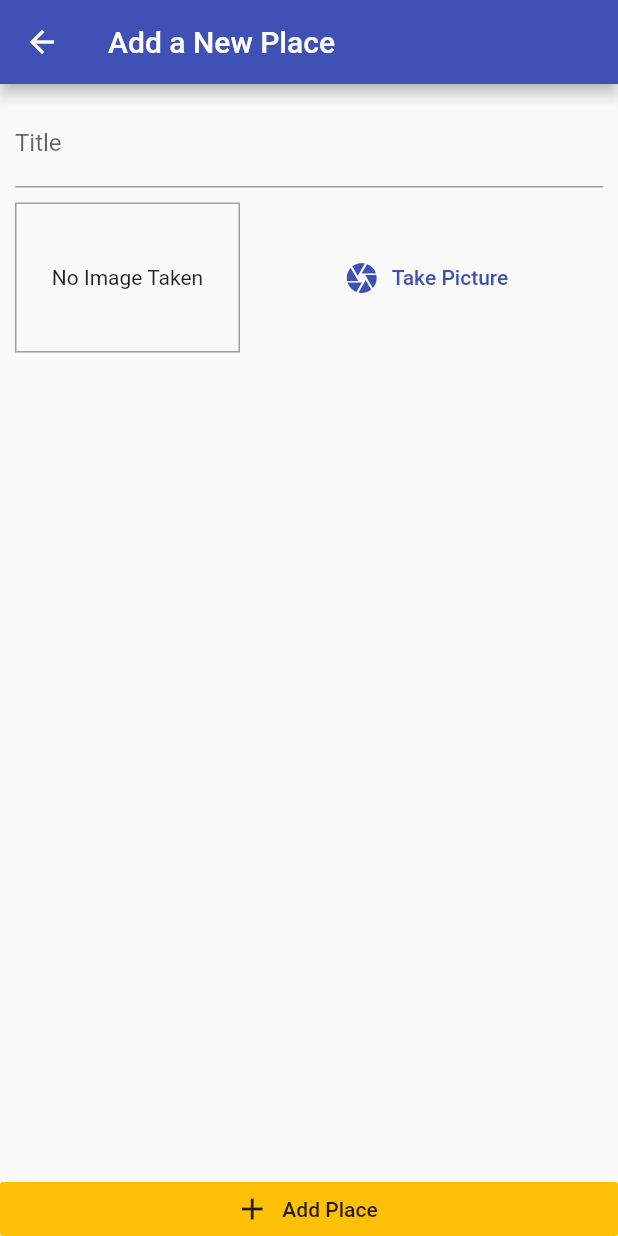
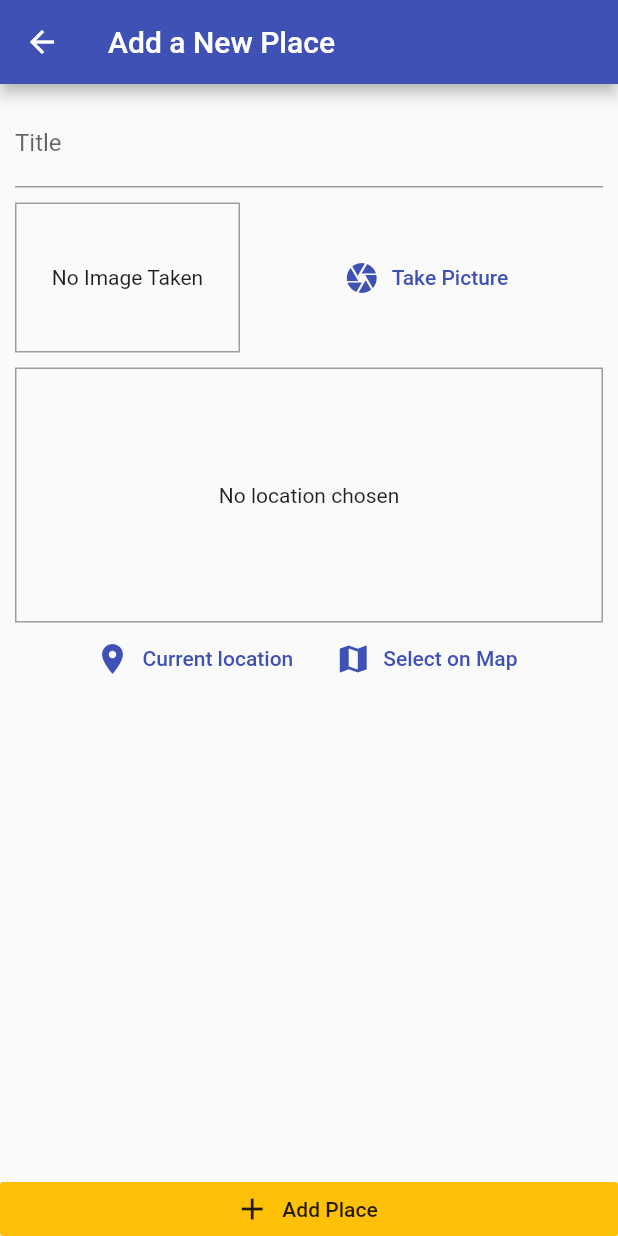
Before and after one commit to wellitonklein/great-places-app, a Flutter app: the AddPlaceScreen screen opened by its route, on a phone screen of 412 x 824 dp. Run offline on Flutter 3.47's test engine with Material 2 defaults, Android fonts, the phone set to English and light mode, and no system bars; our stand-ins replace image_picker, sqflite; accounts and stored records are empty.

Commit message:
Adicionando uma entrada de localizaçao e o pacote 'location'

```diff
--- a/lib/screens/add_place_screen.dart
+++ b/lib/screens/add_place_screen.dart
@@ -3,8 +3,9 @@ import 'dart:io';
 import 'package:flutter/material.dart';
 import 'package:provider/provider.dart';
 
+import '../providers/great_places.dart';
 import '../widgets/image_input.dart';
-import '../providers/great_places.dart';
+import '../widgets/location_input.dart';
 
 class AddPlaceScreen extends StatefulWidget {
   static const routeName = '/add-place';
@@ -49,10 +50,10 @@ class _AddPlaceScreenState extends State<AddPlaceScreen> {
                       decoration: InputDecoration(labelText: 'Title'),
                       controller: _titleController,
                     ),
-                    SizedBox(
-                      height: 10,
-                    ),
+                    const SizedBox(height: 10),
                     ImageInput(_selectImage),
+                    const SizedBox(height: 10),
+                    LocationInput(),
                   ],
                 ),
               ),
--- /dev/null
+++ b/lib/widgets/location_input.dart
@@ -0,0 +1,56 @@
+import 'package:flutter/material.dart';
+
+class LocationInput extends StatefulWidget {
+  @override
+  _LocationInputState createState() => _LocationInputState();
+}
+
+class _LocationInputState extends State<LocationInput> {
+  String _previewImageUrl;
+
+  @override
+  Widget build(BuildContext context) {
+    return Column(
+      children: <Widget>[
+        Container(
+          height: 170,
+          width: double.infinity,
+          alignment: Alignment.center,
+          decoration: BoxDecoration(
+            border: Border.all(
+              width: 1,
+              color: Colors.grey,
+            ),
+          ),
+          child: (_previewImageUrl == null)
+              ? const Text(
+                  'No location chosen',
+                  textAlign: TextAlign.center,
+                )
+              : Image.network(
+                  _previewImageUrl,
+                  fit: BoxFit.cover,
+                  width: double.infinity,
+                ),
+        ),
+        Row(
+          mainAxisAlignment: MainAxisAlignment.center,
+          children: <Widget>[
+            FlatButton.icon(
+              icon: const Icon(Icons.location_on),
+              label: const Text('Current location'),
+              textColor: Theme.of(context).primaryColor,
+              onPressed: () {},
+            ),
+            FlatButton.icon(
+              icon: const Icon(Icons.map),
+              label: const Text('Select on Map'),
+              textColor: Theme.of(context).primaryColor,
+              onPressed: () {},
+            ),
+          ],
+        )
+      ],
+    );
+  }
+}
--- a/pubspec.yaml
+++ b/pubspec.yaml
@@ -24,6 +24,7 @@ dependencies:
   path_provider: ^1.1.0
   path: ^1.6.2
   sqflite: ^1.1.5
+  location: ^2.3.5
 
   # The following adds the Cupertino Icons font to your application.
   # Use with the CupertinoIcons class for iOS style icons.
```
Also changed, not shown: pubspec.lock, 3 other files.
